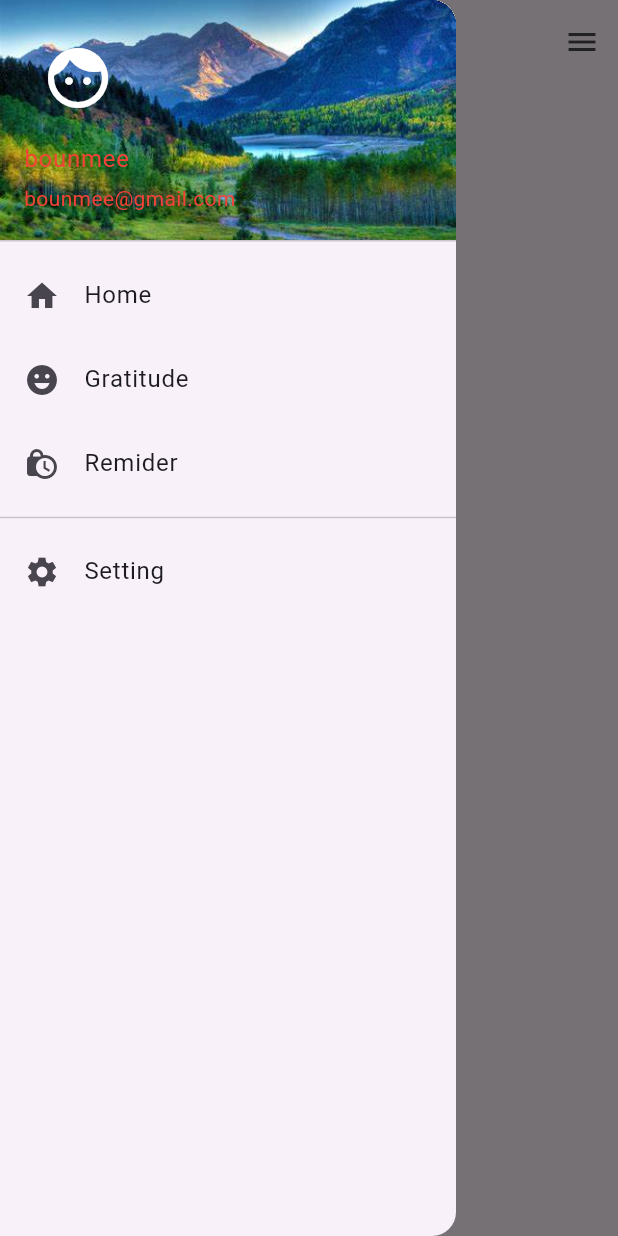
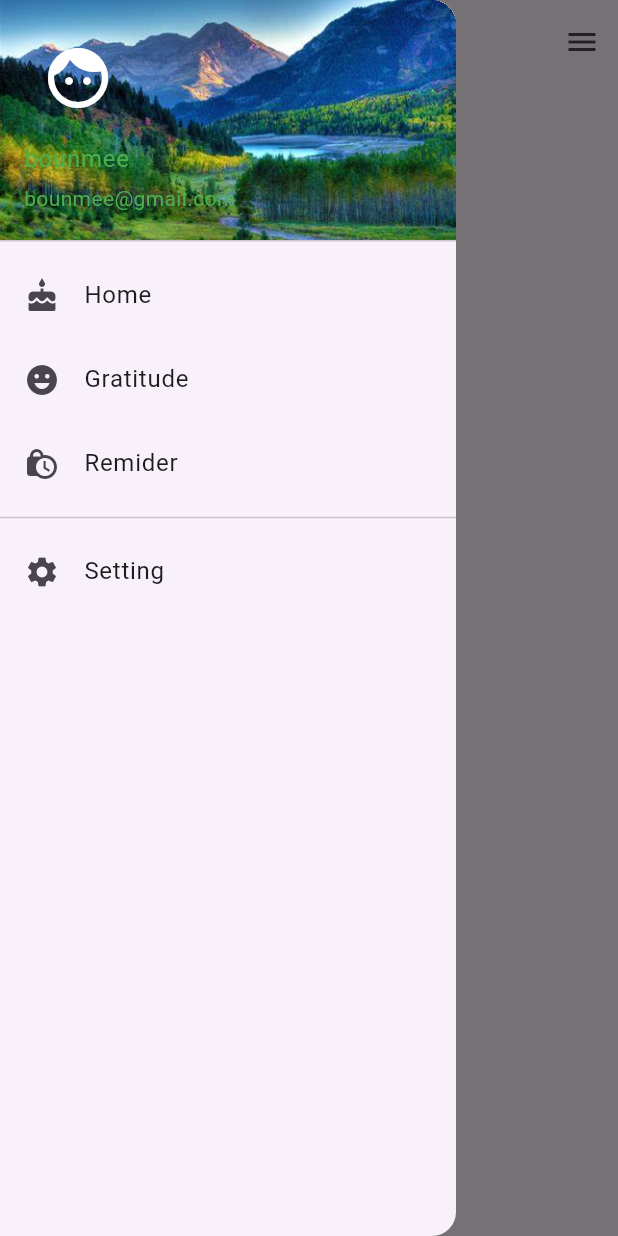
Before and after one commit to Bounmee-c1/BounMee_Vang, a Flutter app: the screen it shows after launch, with the side drawer open, on a phone screen of 412 x 824 dp. Run offline on Flutter 3.47's test engine with Material 3 defaults, Android fonts, the phone set to English and light mode, and no system bars.

Commit message:
first commit

```diff
--- a/lib/left_drawer.dart
+++ b/lib/left_drawer.dart
@@ -14,11 +14,11 @@ class left_drawer extends StatelessWidget {
           UserAccountsDrawerHeader(
             accountName: Text(
               "bounmee",
-              style: TextStyle(color: Colors.red),
+              style: TextStyle(color: Colors.green),
             ),
             accountEmail: Text(
               "bounmee@gmail.com",
-              style: TextStyle(color: Colors.red),
+              style: TextStyle(color:Colors.green),
             ),
             currentAccountPicture: Icon(
               Icons.face,
@@ -33,7 +33,7 @@ class left_drawer extends StatelessWidget {
             ),
           ),
           ListTile(
-            leading: Icon(Icons.home),
+            leading: Icon(Icons.cake),
             title: Text("Home"),
           ),
           ListTile(
```
